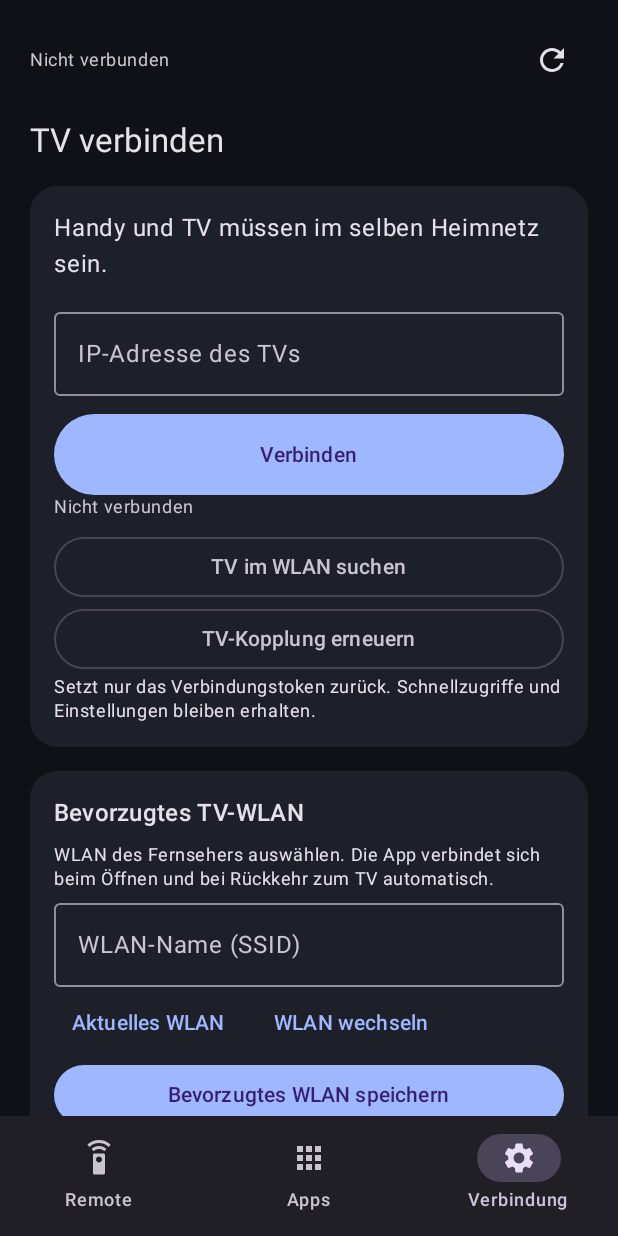
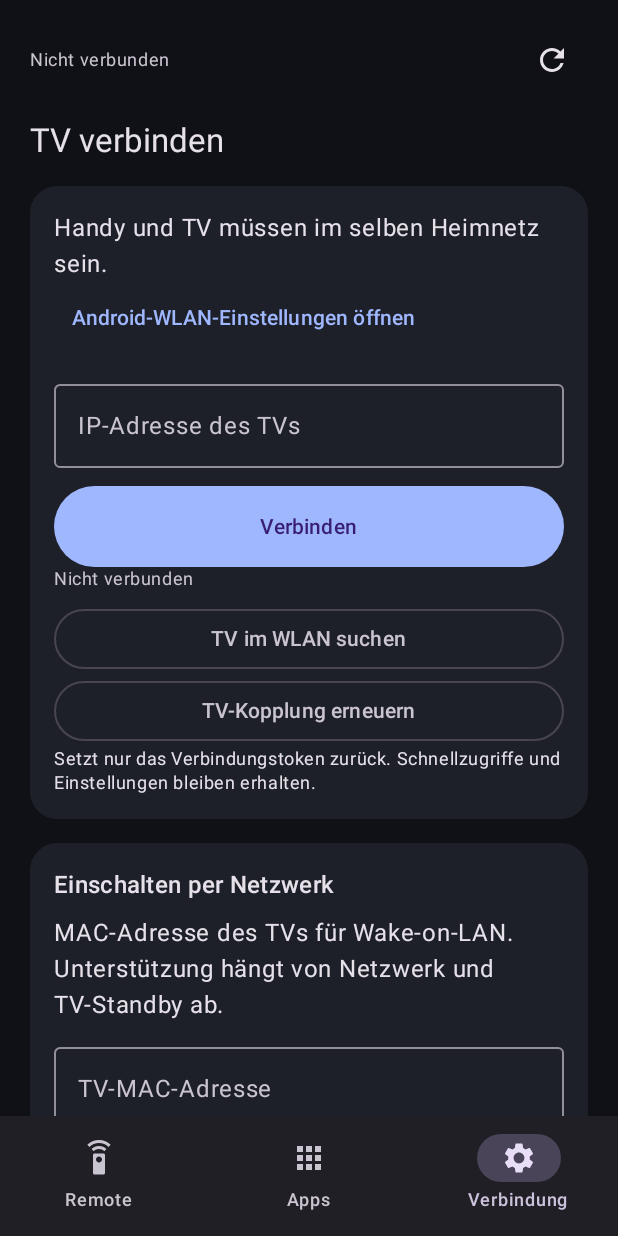
Before and after one commit to theTscheZ/Samsung-TV-Remote-for-Android, an Android app built with Jetpack Compose: the screen it shows after launch (MainActivity), item 3 of the bottom bar chosen, on a phone screen of 412 x 824 dp. Run offline under Robolectric (Android 15) with nearby library versions, the phone set to English and light mode, and no system bars.

Commit message:
Remove misleading preferred SSID setup; use system Wi-Fi picker instead

```diff
--- a/app/src/main/java/com/example/samsungremote/MainActivity.kt
+++ b/app/src/main/java/com/example/samsungremote/MainActivity.kt
@@ -88,22 +88,9 @@ private fun RemoteApp() {
     var installed by remember { mutableStateOf(emptyList<TvApp>()) }
     val client = remember { TvClient(context, { status = it }, { installed = it }) }
     val wifi = remember { WifiPreference(context) }
-    var preferredSsid by remember { mutableStateOf(wifi.preferredSsid) }
-    var wifiMessage by remember { mutableStateOf("") }
     var foreground by remember { mutableStateOf(false) }
     var networkSignal by remember { mutableIntStateOf(0) }
     val activity = context as ComponentActivity
-    val currentWifiPermission = rememberLauncherForActivityResult(ActivityResultContracts.RequestPermission()) { granted ->
-        wifiMessage = if (granted) {
-            val current = wifi.currentSsid()
-            if (current == null) "WLAN-Name nicht lesbar. Bitte manuell eingeben."
-            else {
-                preferredSsid = current
-                wifi.preferredSsid = current
-                "WLAN gespeichert: $current"
-            }
-        } else "Standortberechtigung für WLAN-Namen nicht erteilt"
-    }
     var ip by remember { mutableStateOf(client.host) }
     var mac by remember { mutableStateOf(client.getMac()) }
     var page by remember { mutableIntStateOf(0) }
@@ -328,6 +315,9 @@ private fun RemoteApp() {
                         item {
                             Panel {
                                 Text("Handy und TV müssen im selben Heimnetz sein.")
+                                TextButton(onClick = { context.startActivity(wifi.wifiSettingsIntent()) }) {
+                                    Text("Android-WLAN-Einstellungen öffnen")
+                                }
                                 Spacer(Modifier.height(12.dp))
                                 OutlinedTextField(
                                     value = ip, onValueChange = { ip = it },
@@ -370,46 +360,6 @@ private fun RemoteApp() {
                                 }
                                 Text("Setzt nur das Verbindungstoken zurück. Schnellzugriffe und Einstellungen bleiben erhalten.",
                                     style = MaterialTheme.typography.bodySmall)
-                            }
-                        }
-                        item {
-                            Panel {
-                                Text("Bevorzugtes TV-WLAN", style = MaterialTheme.typography.titleMedium)
-                                Spacer(Modifier.height(GAP))
-                                Text("WLAN des Fernsehers auswählen. Die App verbindet sich beim Öffnen und bei Rückkehr zum TV automatisch.",
-                                    style = MaterialTheme.typography.bodySmall)
-                                OutlinedTextField(value = preferredSsid,
-                                    onValueChange = { preferredSsid = it },
-                                    label = { Text("WLAN-Name (SSID)") },
-                                    singleLine = true, modifier = Modifier.fillMaxWidth())
-                                Row(horizontalArrangement = Arrangement.spacedBy(GAP)) {
-                                    TextButton(onClick = {
-                                        if (ContextCompat.checkSelfPermission(context,
-                                                Manifest.permission.ACCESS_FINE_LOCATION) ==
-                                            PackageManager.PERMISSION_GRANTED) {
-                                            val current = wifi.currentSsid()
-                                            if (current == null) wifiMessage = "WLAN-Name nicht verfügbar"
-                                            else {
-                                                preferredSsid = current
-                                                wifi.preferredSsid = current
-                                                wifiMessage = "WLAN gespeichert: $current"
-                                            }
-                                        } else currentWifiPermission.launch(Manifest.permission.ACCESS_FINE_LOCATION)
-                                    }) { Text("Aktuelles WLAN") }
-                                    TextButton(onClick = { context.startActivity(wifi.wifiSettingsIntent()) }) {
-                                        Text("WLAN wechseln")
-                                    }
-                                }
-                                Button(onClick = {
-                                    wifi.preferredSsid = preferredSsid
-                                    wifiMessage = "WLAN gespeichert"
-                                    networkSignal++
-                                }, modifier = Modifier.fillMaxWidth()) { Text("Bevorzugtes WLAN speichern") }
-                                if (wifiMessage.isNotBlank()) Text(wifiMessage,
-                                    style = MaterialTheme.typography.bodySmall)
-                                Text("Android verwaltet das WLAN. Die App verbindet sich mit dem TV, sobald er erreichbar ist.",
-                                    style = MaterialTheme.typography.labelSmall,
-                                    color = MaterialTheme.colorScheme.onSurfaceVariant)
                             }
                         }
                         item {
```
